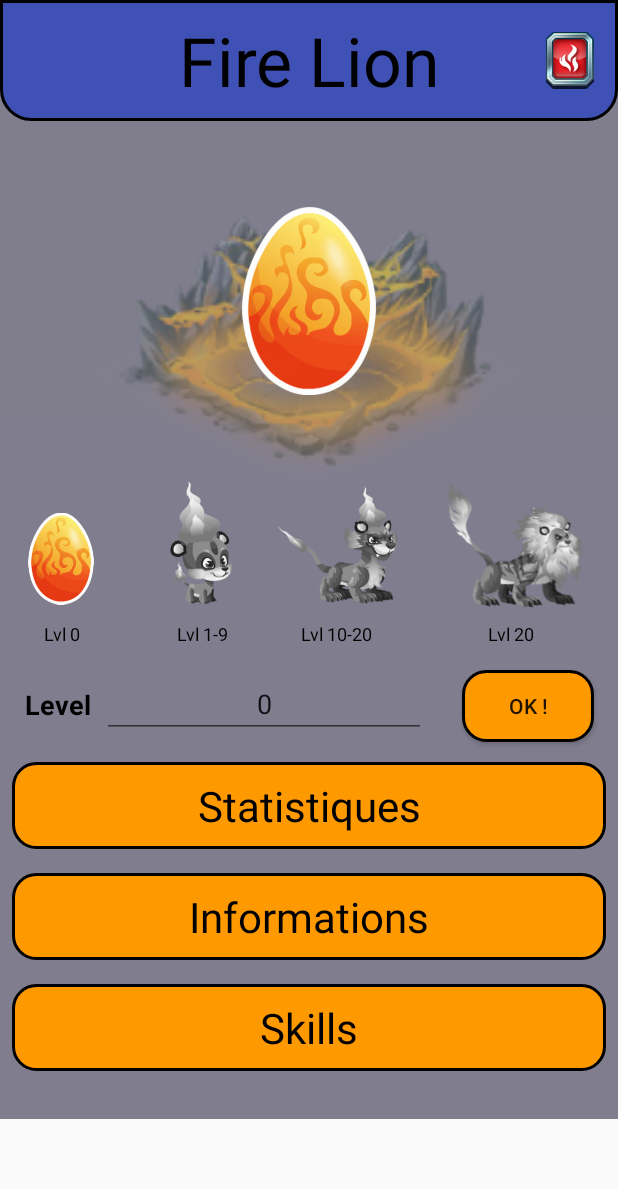
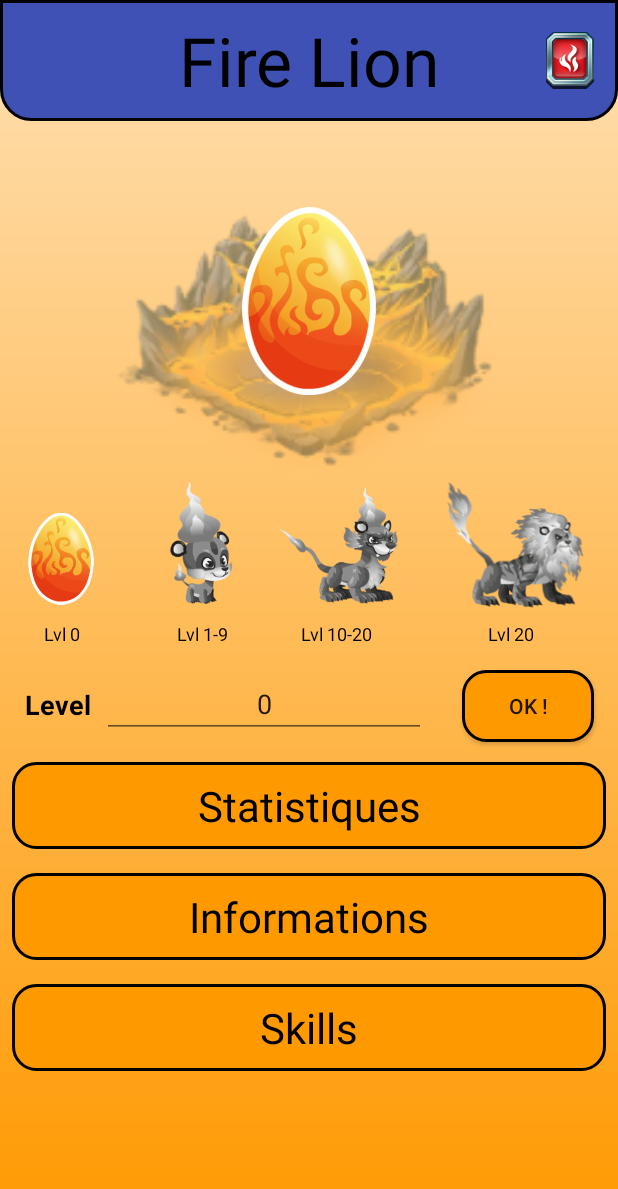
Before and after one commit to JeremyWCS/monstersLegend, an Android app: the MonstersActivity screen opened directly, with no data from a screen before it, on a phone screen of 412 x 824 dp. Shown: the top 1189 px of the screen. Run offline under Robolectric (Android 15) with nearby library versions, the phone set to English and light mode, and no system bars.

Commit message:
Revue du Layout pour s'adapter à tous les smartphones. a priori ça fonctionne pas mal

```diff
--- a/app/src/main/java/fr/wildcodeschool/projetmonsterlegend/MonstersActivity.java
+++ b/app/src/main/java/fr/wildcodeschool/projetmonsterlegend/MonstersActivity.java
@@ -1,10 +1,12 @@
 package fr.wildcodeschool.projetmonsterlegend;
 
+import android.animation.TimeAnimator;
 import android.content.Context;
 import android.content.Intent;
 import android.graphics.Color;
 import android.graphics.ColorMatrix;
 import android.graphics.ColorMatrixColorFilter;
+import android.graphics.drawable.AnimationDrawable;
 import android.graphics.drawable.Drawable;
 import android.graphics.drawable.GradientDrawable;
 import android.media.Image;
@@ -269,6 +271,7 @@ public class MonstersActivity extends AppCompatActivity {
         viewPager.setAdapter(viewPagerAdapter);
 
 
+
         final ImageView imageN0 = findViewById(R.id.image_n0);
         final ImageView imageN1 = findViewById(R.id.image_n1);
         final ImageView imageN2 = findViewById(R.id.image_n2);
@@ -338,16 +341,24 @@ public class MonstersActivity extends AppCompatActivity {
         atq8.setImageResource(monsters.get(iMon).getAttakType()[7]);
         atq9.setImageResource(monsters.get(iMon).getAttakType()[8]);
 
+
+        //définition des couleurs du background, et du background
         int[] colors = new int[2];
-        colors[0] = R.color.colorPrimary;
-        colors[1] = R.color.colorPrimaryFireLion;
+        colors[0] = monsters.get(iMon).getSecondaryColor();
+        colors[1] = monsters.get(iMon).getPrimaryColor();
 
-        DrawableGradient backbround= new DrawableGradient(colors);
+        GradientDrawable gd = new GradientDrawable(
+                GradientDrawable.Orientation.TOP_BOTTOM, colors);
+        gd.setCornerRadius(0f);
+        scrollView.setBackground(gd);
 
-        corps.setBackgroundDrawable(backbround);
+
+
 
         GradientDrawable drawable = (GradientDrawable) infoMonster.getBackground();
         drawable.setColor(monsters.get(iMon).getPrimaryColor());
+
+
         monsterName.setBackgroundResource(R.drawable.background_title);
         infoMonster.setBackgroundResource(R.drawable.shape);
         skills.setBackgroundResource(R.drawable.shape);
@@ -622,6 +633,8 @@ public class MonstersActivity extends AppCompatActivity {
             public void onClick(View v) {
                 if(groupSkills.getVisibility()==View.GONE){
                     groupSkills.setVisibility(View.VISIBLE);
+                    scrollView.fullScroll(View.FOCUS_DOWN);
+
 
                 }
                 else groupSkills.setVisibility(View.GONE);
@@ -639,7 +652,8 @@ public class MonstersActivity extends AppCompatActivity {
                 this.setShape(GradientDrawable.RECTANGLE);
                 this.setGradientType(GradientDrawable.LINEAR_GRADIENT);
             } catch (Exception e) {
-                e.printStackTrace();
+
+                //e.printStackTrace();
             }
         }
 }}
--- /dev/null
+++ b/app/src/main/res/anim/slide_in_left.xml
@@ -0,0 +1,6 @@
+<?xml version="1.0" encoding="utf-8"?>
+
+<set xmlns:android="http://schemas.android.com/apk/res/android">
+    <translate android:fromXDelta="-100%p" android:toXDelta="0"
+        android:duration="@android:integer/config_mediumAnimTime"/>
+</set>
--- /dev/null
+++ b/app/src/main/res/anim/slide_in_right.xml
@@ -0,0 +1,6 @@
+<?xml version="1.0" encoding="utf-8"?>
+
+<set xmlns:android="http://schemas.android.com/apk/res/android">
+    <translate android:fromXDelta="100%p" android:toXDelta="0"
+        android:duration="@android:integer/config_mediumAnimTime"/>
+</set>
--- /dev/null
+++ b/app/src/main/res/anim/slide_out_left.xml
@@ -0,0 +1,5 @@
+<?xml version="1.0" encoding="utf-8"?>
+<set xmlns:android="http://schemas.android.com/apk/res/android">
+    <translate android:fromXDelta="0" android:toXDelta="-100%p"
+        android:duration="@android:integer/config_mediumAnimTime"/>
+</set>
--- /dev/null
+++ b/app/src/main/res/anim/slide_out_right.xml
@@ -0,0 +1,6 @@
+<?xml version="1.0" encoding="utf-8"?>
+
+<set xmlns:android="http://schemas.android.com/apk/res/android">
+    <translate android:fromXDelta="0" android:toXDelta="100%p"
+        android:duration="@android:integer/config_mediumAnimTime"/>
+</set>
--- a/app/src/main/res/drawable/background_item.xml
+++ b/app/src/main/res/drawable/background_item.xml
@@ -1,7 +1,8 @@
 <?xml version="1.0" encoding="utf-8"?>
+
 <shape xmlns:android="http://schemas.android.com/apk/res/android">
-    <corners android:topLeftRadius="0dp"
-        android:topRightRadius="0dp"
+    <corners android:topLeftRadius="15dp"
+        android:topRightRadius="15dp"
         android:bottomLeftRadius="15dp"
         android:bottomRightRadius="15dp"/>
 
--- a/app/src/main/res/drawable/gradient.xml
+++ /dev/null
@@ -1,11 +0,0 @@
-<?xml version="1.0" encoding="utf-8"?>
-
-    <shape xmlns:android="http://schemas.android.com/apk/res/android"
-        android:shape="rectangle" >
-        <gradient
-            android:startColor="#ffbc74"
-            android:centerColor="#ff9b79"
-            android:endColor="#ff8583"
-            android:angle="90"/>
-
-    </shape>
--- a/app/src/main/res/layout/activity_monsters.xml
+++ b/app/src/main/res/layout/activity_monsters.xml
@@ -17,10 +17,12 @@
         android:id="@+id/constraintLayout"
         android:layout_width="match_parent"
         android:layout_height="wrap_content"
-
         android:minHeight="250dp"
         android:visibility="visible"
+        android:animateLayoutChanges="true"
         tools:context=".MonstersActivity">
+
+
 
 
         <TextView
@@ -178,12 +180,11 @@
             android:layout_marginLeft="8dp"
             android:layout_marginRight="8dp"
             android:layout_marginStart="8dp"
-            android:layout_marginTop="16dp"
             app:layout_constraintBottom_toBottomOf="@+id/space"
             app:layout_constraintEnd_toEndOf="parent"
             app:layout_constraintHorizontal_bias="0.45"
             app:layout_constraintStart_toStartOf="parent"
-            app:layout_constraintTop_toTopOf="@+id/stat"
+            app:layout_constraintTop_toBottomOf="@+id/stat"
             app:srcCompat="@drawable/background_item" />
 
         <EditText
@@ -505,11 +506,10 @@
             android:layout_marginLeft="8dp"
             android:layout_marginRight="8dp"
             android:layout_marginStart="8dp"
-            android:layout_marginTop="16dp"
             app:layout_constraintBottom_toBottomOf="@+id/space2"
             app:layout_constraintEnd_toEndOf="parent"
             app:layout_constraintStart_toStartOf="parent"
-            app:layout_constraintTop_toTopOf="@+id/skills"
+            app:layout_constraintTop_toBottomOf="@+id/skills"
             app:srcCompat="@drawable/background_item" />
 
         <TextView
--- a/app/src/main/res/values/styles.xml
+++ b/app/src/main/res/values/styles.xml
@@ -6,6 +6,15 @@
         <item name="colorPrimary">@color/colorPrimary</item>
         <item name="colorPrimaryDark">@color/colorPrimaryDark</item>
         <item name="colorAccent">@color/colorAccent</item>
+        <item name="android:windowAnimationStyle">@style/CustomActivityAnimation</item>
+
+    </style>
+
+    <style name="CustomActivityAnimation" parent="@android:style/Animation.Activity">
+        <item name="android:activityOpenEnterAnimation">@anim/slide_in_right</item>
+        <item name="android:activityOpenExitAnimation">@anim/slide_out_left</item>
+        <item name="android:activityCloseEnterAnimation">@anim/slide_in_left</item>
+        <item name="android:activityCloseExitAnimation">@anim/slide_out_right</item>
     </style>
 
 </resources>
```
